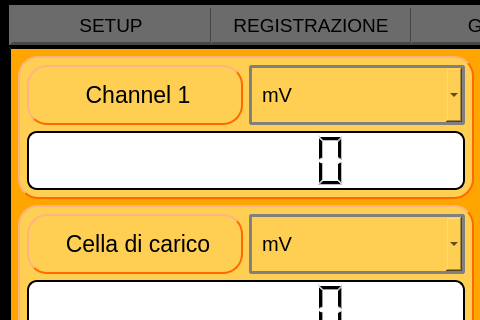
Qt form Qt Creator/View_QT_HomePage.ui (Mixer97/tesi_triennale) before a commit; both pictures show x 0 to 480 and y 0 to 320 of the 972 by 664 pixel window.
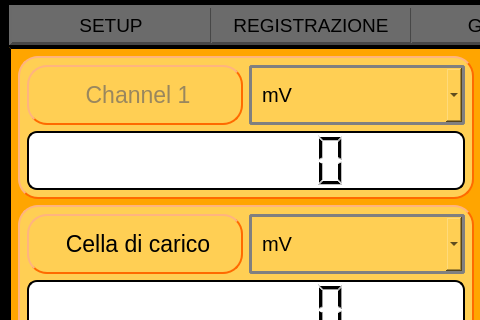
The same form after that commit.

The edit to the form file:
```diff
--- a/Qt Creator/View_QT_HomePage.ui
+++ b/Qt Creator/View_QT_HomePage.ui
@@ -772,7 +772,7 @@
 </string>
                   </property>
                   <property name="text">
-                   <string>&lt;html&gt;&lt;head/&gt;&lt;body&gt;&lt;p align=&quot;center&quot;&gt;Channel 1&lt;/p&gt;&lt;/body&gt;&lt;/html&gt;</string>
+                   <string>&lt;html&gt;&lt;head/&gt;&lt;body&gt;&lt;p align=&quot;center&quot;&gt;&lt;span style=&quot; color:#99875e;&quot;&gt;Channel 1&lt;/span&gt;&lt;/p&gt;&lt;/body&gt;&lt;/html&gt;</string>
                   </property>
                  </widget>
                 </item>
```
